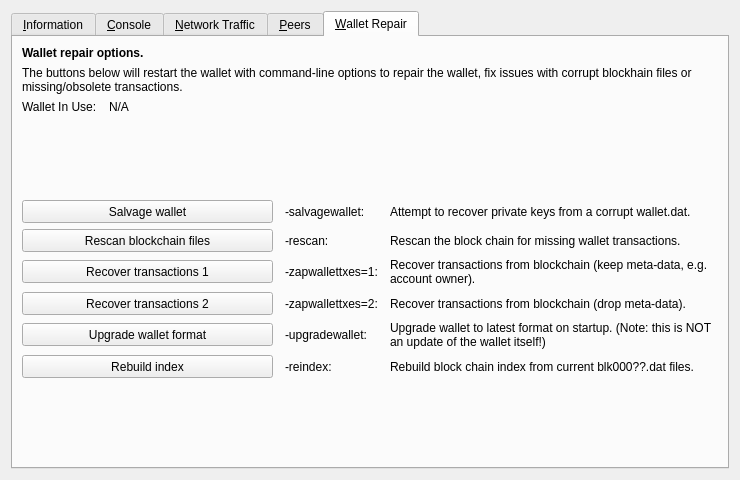
Qt form src/qt/forms/debugwindow.ui (LIMXTEC/BitSend) before a commit.
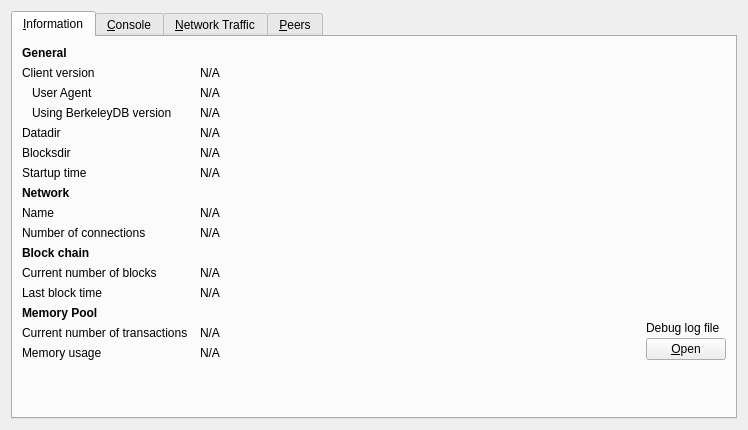
The same form after that commit. The open tabs and pages were chosen to show the change. Icons and pictures are not drawn. Custom widgets are drawn as their Qt base class.

Diff of the .ui file:
```diff
--- a/src/qt/forms/debugwindow.ui
+++ b/src/qt/forms/debugwindow.ui
@@ -127,6 +127,9 @@
          <property name="cursor">
           <cursorShape>IBeamCursor</cursorShape>
          </property>
+         <property name="toolTip">
+          <string>To specify a non-default location of the data directory use the '%1' option.</string>
+         </property>
          <property name="text">
           <string>N/A</string>
          </property>
@@ -142,13 +145,42 @@
         </widget>
        </item>
        <item row="5" column="0">
+        <widget class="QLabel" name="label_11">
+         <property name="text">
+          <string>Blocksdir</string>
+         </property>
+        </widget>
+       </item>
+       <item row="5" column="1" colspan="2">
+        <widget class="QLabel" name="blocksDir">
+         <property name="cursor">
+          <cursorShape>IBeamCursor</cursorShape>
+         </property>
+         <property name="toolTip">
+          <string>To specify a non-default location of the blocks directory use the '%1' option.</string>
+         </property>
+         <property name="text">
+          <string>N/A</string>
+         </property>
+         <property name="textFormat">
+          <enum>Qt::PlainText</enum>
+         </property>
+         <property name="wordWrap">
+          <bool>true</bool>
+         </property>
+         <property name="textInteractionFlags">
+          <set>Qt::LinksAccessibleByMouse|Qt::TextSelectableByKeyboard|Qt::TextSelectableByMouse</set>
+         </property>
+        </widget>
+       </item>
+       <item row="6" column="0">
         <widget class="QLabel" name="label_13">
          <property name="text">
           <string>Startup time</string>
          </property>
         </widget>
        </item>
-       <item row="5" column="1" colspan="2">
+       <item row="6" column="1" colspan="2">
         <widget class="QLabel" name="startupTime">
          <property name="cursor">
           <cursorShape>IBeamCursor</cursorShape>
@@ -164,7 +196,7 @@
          </property>
         </widget>
        </item>
-       <item row="6" column="0">
+       <item row="7" column="0">
            <widget class="QLabel" name="labelNetwork">
                <property name="font">
                    <font>
@@ -177,14 +209,14 @@
                </property>
            </widget>
        </item>
-       <item row="7" column="0">
+       <item row="8" column="0">
         <widget class="QLabel" name="label_8">
          <property name="text">
           <string>Name</string>
          </property>
         </widget>
        </item>
-       <item row="7" column="1" colspan="2">
+       <item row="8" column="1" colspan="2">
         <widget class="QLabel" name="networkName">
          <property name="cursor">
           <cursorShape>IBeamCursor</cursorShape>
@@ -200,14 +232,14 @@
          </property>
         </widget>
        </item>
-       <item row="8" column="0">
+       <item row="9" column="0">
         <widget class="QLabel" name="label_7">
          <property name="text">
           <string>Number of connections</string>
          </property>
         </widget>
        </item>
-       <item row="8" column="1" colspan="2">
+       <item row="9" column="1" colspan="2">
         <widget class="QLabel" name="numberOfConnections">
          <property name="cursor">
           <cursorShape>IBeamCursor</cursorShape>
@@ -223,7 +255,7 @@
          </property>
         </widget>
        </item>
-       <item row="9" column="0">
+       <item row="10" column="0">
         <widget class="QLabel" name="label_10">
          <property name="font">
           <font>
@@ -236,14 +268,14 @@
          </property>
         </widget>
        </item>
-       <item row="10" column="0">
+       <item row="11" column="0">
         <widget class="QLabel" name="label_3">
          <property name="text">
           <string>Current number of blocks</string>
          </property>
         </widget>
        </item>
-       <item row="10" column="1" colspan="2">
+       <item row="11" column="1" colspan="2">
         <widget class="QLabel" name="numberOfBlocks">
          <property name="cursor">
           <cursorShape>IBeamCursor</cursorShape>
@@ -259,14 +291,14 @@
          </property>
         </widget>
        </item>
-       <item row="11" column="0">
+       <item row="12" column="0">
         <widget class="QLabel" name="labelLastBlockTime">
          <property name="text">
           <string>Last block time</string>
          </property>
         </widget>
        </item>
-       <item row="11" column="1" colspan="2">
+       <item row="12" column="1" colspan="2">
         <widget class="QLabel" name="lastBlockTime">
          <property name="cursor">
           <cursorShape>IBeamCursor</cursorShape>
@@ -282,7 +314,7 @@
          </property>
         </widget>
        </item>
-       <item row="12" column="0">
+       <item row="13" column="0">
         <widget class="QLabel" name="labelMempoolTitle">
          <property name="font">
           <font>
@@ -295,14 +327,14 @@
          </property>
         </widget>
        </item>
-       <item row="13" column="0">
+       <item row="14" column="0">
         <widget class="QLabel" name="labelNumberOfTransactions">
          <property name="text">
           <string>Current number of transactions</string>
          </property>
         </widget>
        </item>
-       <item row="13" column="1">
+       <item row="14" column="1">
         <widget class="QLabel" name="mempoolNumberTxs">
          <property name="cursor">
           <cursorShape>IBeamCursor</cursorShape>
@@ -318,14 +350,14 @@
          </property>
         </widget>
        </item>
-       <item row="14" column="0">
+       <item row="15" column="0">
         <widget class="QLabel" name="labelMemoryUsage">
          <property name="text">
           <string>Memory usage</string>
          </property>
         </widget>
        </item>
-       <item row="14" column="1">
+       <item row="15" column="1">
         <widget class="QLabel" name="mempoolSize">
          <property name="cursor">
           <cursorShape>IBeamCursor</cursorShape>
@@ -341,7 +373,7 @@
          </property>
         </widget>
        </item>
-       <item row="12" column="2" rowspan="3">
+       <item row="13" column="2" rowspan="3">
         <layout class="QVBoxLayout" name="verticalLayoutDebugButton">
          <property name="spacing">
           <number>3</number>
@@ -381,7 +413,7 @@
          </item>
         </layout>
        </item>
-       <item row="15" column="0">
+       <item row="16" column="0">
         <spacer name="verticalSpacer">
          <property name="orientation">
           <enum>Qt::Vertical</enum>
@@ -412,6 +444,25 @@
          <property name="spacing">
           <number>4</number>
          </property>
+         <item>
+          <widget class="QLabel" name="WalletSelectorLabel">
+           <property name="text">
+            <string>Wallet: </string>
+           </property>
+          </widget>
+         </item>
+         <item>
+          <widget class="QComboBox" name="WalletSelector">
+           <property name="sizeAdjustPolicy">
+            <enum>QComboBox::AdjustToContents</enum>
+           </property>
+           <item>
+            <property name="text">
+             <string>(none)</string>
+            </property>
+           </item>
+          </widget>
+         </item>
          <item>
           <spacer name="horizontalSpacer">
            <property name="orientation">
@@ -440,7 +491,7 @@
             <string>Decrease font size</string>
            </property>
            <property name="icon">
-            <iconset resource="../bitsend.qrc">
+            <iconset resource="../bitcoin.qrc">
              <normaloff>:/icons/fontsmaller</normaloff>:/icons/fontsmaller</iconset>
            </property>
            <property name="iconSize">
@@ -472,7 +523,7 @@
             <string/>
            </property>
            <property name="icon">
-            <iconset resource="../bitsend.qrc">
+            <iconset resource="../bitcoin.qrc">
              <normaloff>:/icons/fontbigger</normaloff>:/icons/fontbigger</iconset>
            </property>
            <property name="iconSize">
@@ -507,7 +558,7 @@
             <string/>
            </property>
            <property name="icon">
-            <iconset resource="../bitsend.qrc">
+            <iconset resource="../bitcoin.qrc">
              <normaloff>:/icons/remove</normaloff>:/icons/remove</iconset>
            </property>
            <property name="shortcut">
@@ -562,7 +613,7 @@
             <string/>
            </property>
            <property name="icon">
-            <iconset resource="../bitsend.qrc">
+            <iconset resource="../bitcoin.qrc">
              <normaloff>:/icons/prompticon</normaloff>
              <disabledoff>:/icons/prompticon</disabledoff>:/icons/prompticon</iconset>
            </property>
@@ -585,6 +636,9 @@
            <property name="placeholderText">
             <string/>
            </property>
+           <property name="enabled">
+            <bool>false</bool>
+           </property>
           </widget>
          </item>
         </layout>
@@ -645,7 +699,7 @@
            <item>
             <widget class="QPushButton" name="btnClearTrafficGraph">
              <property name="text">
-              <string>&amp;Clear</string>
+              <string>&amp;Reset</string>
              </property>
              <property name="autoDefault">
               <bool>false</bool>
@@ -848,17 +902,31 @@
       <attribute name="title">
        <string>&amp;Peers</string>
       </attribute>
-      <layout class="QGridLayout" name="gridLayout_2">
-       <item row="0" column="0" rowspan="2">
-        <layout class="QVBoxLayout" name="verticalLayout_101">
-         <property name="spacing">
-          <number>0</number>
+      <layout class="QVBoxLayout" name="verticalLayout_6">
+       <item>
+        <widget class="QSplitter" name="splitter">
+         <property name="orientation">
+          <enum>Qt::Horizontal</enum>
          </property>
+         <property name="childrenCollapsible">
+          <bool>false</bool>
+         </property>
+         <widget class="QWidget" name="widget_1" native="true">
+          <property name="sizePolicy">
+           <sizepolicy hsizetype="MinimumExpanding" vsizetype="Preferred">
+            <horstretch>1</horstretch>
+            <verstretch>0</verstretch>
+           </sizepolicy>
+          </property>
+          <property name="minimumSize">
+           <size>
+            <width>400</width>
+            <height>0</height>
+           </size>
+          </property>
+          <layout class="QVBoxLayout" name="verticalLayout_7">
          <item>
           <widget class="QTableView" name="peerWidget">
-           <property name="horizontalScrollBarPolicy">
-            <enum>Qt::ScrollBarAsNeeded</enum>
-           </property>
            <property name="tabKeyNavigation">
             <bool>false</bool>
            </property>
@@ -880,7 +948,7 @@
            </property>
            <property name="minimumSize">
             <size>
-             <width>300</width>
+               <width>0</width>
              <height>32</height>
             </size>
            </property>
@@ -914,15 +982,6 @@
          </item>
          <item>
           <widget class="QTableView" name="banlistWidget">
-           <property name="sizePolicy">
-            <sizepolicy hsizetype="Expanding" vsizetype="Expanding">
-             <horstretch>0</horstretch>
-             <verstretch>0</verstretch>
-            </sizepolicy>
-           </property>
-           <property name="horizontalScrollBarPolicy">
-            <enum>Qt::ScrollBarAsNeeded</enum>
-           </property>
            <property name="tabKeyNavigation">
             <bool>false</bool>
            </property>
@@ -935,8 +994,22 @@
           </widget>
          </item>
         </layout>
-       </item>
-       <item row="0" column="1">
+         </widget>
+         <widget class="QWidget" name="widget_2" native="true">
+          <property name="sizePolicy">
+           <sizepolicy hsizetype="Minimum" vsizetype="Preferred">
+            <horstretch>0</horstretch>
+            <verstretch>0</verstretch>
+           </sizepolicy>
+          </property>
+          <property name="minimumSize">
+           <size>
+            <width>300</width>
+            <height>0</height>
+           </size>
+          </property>
+          <layout class="QVBoxLayout" name="verticalLayout_8">
+           <item>
         <widget class="QLabel" name="peerHeading">
          <property name="sizePolicy">
           <sizepolicy hsizetype="Preferred" vsizetype="Minimum">
@@ -946,7 +1019,7 @@
          </property>
          <property name="minimumSize">
           <size>
-           <width>300</width>
+               <width>0</width>
            <height>32</height>
           </size>
          </property>
@@ -972,15 +1045,27 @@
          </property>
         </widget>
        </item>
-       <item row="1" column="1">
-        <widget class="QWidget" name="detailWidget" native="true">
+           <item>
+            <widget class="QScrollArea" name="scrollArea">
+             <property name="widgetResizable">
+              <bool>true</bool>
+             </property>
+             <widget class="QWidget" name="detailWidget">
+              <property name="geometry">
+               <rect>
+                <x>0</x>
+                <y>0</y>
+                <width>300</width>
+                <height>426</height>
+               </rect>
+              </property>
          <property name="minimumSize">
           <size>
            <width>300</width>
            <height>0</height>
           </size>
          </property>
-         <layout class="QGridLayout" name="gridLayout_3">
+              <layout class="QGridLayout" name="gridLayout_2" columnstretch="0,1">
           <item row="0" column="0">
            <widget class="QLabel" name="label_30">
             <property name="text">
@@ -988,7 +1073,7 @@
             </property>
            </widget>
           </item>
-          <item row="0" column="2">
+               <item row="0" column="1">
            <widget class="QLabel" name="peerWhitelisted">
             <property name="cursor">
              <cursorShape>IBeamCursor</cursorShape>
@@ -1011,7 +1096,7 @@
             </property>
            </widget>
           </item>
-          <item row="1" column="2">
+               <item row="1" column="1">
            <widget class="QLabel" name="peerDirection">
             <property name="cursor">
              <cursorShape>IBeamCursor</cursorShape>
@@ -1034,7 +1119,7 @@
             </property>
            </widget>
           </item>
-          <item row="2" column="2">
+               <item row="2" column="1">
            <widget class="QLabel" name="peerVersion">
             <property name="cursor">
              <cursorShape>IBeamCursor</cursorShape>
@@ -1057,7 +1142,7 @@
             </property>
            </widget>
           </item>
-          <item row="3" column="2">
+               <item row="3" column="1">
            <widget class="QLabel" name="peerSubversion">
             <property name="cursor">
              <cursorShape>IBeamCursor</cursorShape>
@@ -1080,7 +1165,7 @@
             </property>
            </widget>
           </item>
-          <item row="4" column="2">
+               <item row="4" column="1">
            <widget class="QLabel" name="peerServices">
             <property name="cursor">
              <cursorShape>IBeamCursor</cursorShape>
@@ -1103,7 +1188,7 @@
             </property>
            </widget>
           </item>
-          <item row="5" column="2">
+               <item row="5" column="1">
            <widget class="QLabel" name="peerHeight">
             <property name="cursor">
              <cursorShape>IBeamCursor</cursorShape>
@@ -1126,7 +1211,7 @@
             </property>
            </widget>
           </item>
-          <item row="6" column="2">
+               <item row="6" column="1">
            <widget class="QLabel" name="peerSyncHeight">
             <property name="cursor">
              <cursorShape>IBeamCursor</cursorShape>
@@ -1149,7 +1234,7 @@
             </property>
            </widget>
           </item>
-          <item row="7" column="2">
+               <item row="7" column="1">
            <widget class="QLabel" name="peerCommonHeight">
             <property name="cursor">
              <cursorShape>IBeamCursor</cursorShape>
@@ -1172,7 +1257,7 @@
             </property>
            </widget>
           </item>
-          <item row="8" column="2">
+               <item row="8" column="1">
            <widget class="QLabel" name="peerBanScore">
             <property name="cursor">
              <cursorShape>IBeamCursor</cursorShape>
@@ -1195,7 +1280,7 @@
             </property>
            </widget>
           </item>
-          <item row="9" column="2">
+               <item row="9" column="1">
            <widget class="QLabel" name="peerConnTime">
             <property name="cursor">
              <cursorShape>IBeamCursor</cursorShape>
@@ -1218,7 +1303,7 @@
             </property>
            </widget>
           </item>
-          <item row="10" column="2">
+               <item row="10" column="1">
            <widget class="QLabel" name="peerLastSend">
             <property name="cursor">
              <cursorShape>IBeamCursor</cursorShape>
@@ -1241,7 +1326,7 @@
             </property>
            </widget>
           </item>
-          <item row="11" column="2">
+               <item row="11" column="1">
            <widget class="QLabel" name="peerLastRecv">
             <property name="cursor">
              <cursorShape>IBeamCursor</cursorShape>
@@ -1264,7 +1349,7 @@
             </property>
            </widget>
           </item>
-          <item row="12" column="2">
+               <item row="12" column="1">
            <widget class="QLabel" name="peerBytesSent">
             <property name="cursor">
              <cursorShape>IBeamCursor</cursorShape>
@@ -1287,7 +1372,7 @@
             </property>
            </widget>
           </item>
-          <item row="13" column="2">
+               <item row="13" column="1">
            <widget class="QLabel" name="peerBytesRecv">
             <property name="cursor">
              <cursorShape>IBeamCursor</cursorShape>
@@ -1310,7 +1395,7 @@
             </property>
            </widget>
           </item>
-          <item row="14" column="2">
+               <item row="14" column="1">
            <widget class="QLabel" name="peerPingTime">
             <property name="cursor">
              <cursorShape>IBeamCursor</cursorShape>
@@ -1336,7 +1421,7 @@
             </property>
            </widget>
           </item>
-          <item row="15" column="2">
+               <item row="15" column="1">
            <widget class="QLabel" name="peerPingWait">
             <property name="cursor">
              <cursorShape>IBeamCursor</cursorShape>
@@ -1359,7 +1444,7 @@
             </property>
            </widget>
           </item>
-          <item row="16" column="2">
+               <item row="16" column="1">
            <widget class="QLabel" name="peerMinPing">
             <property name="cursor">
              <cursorShape>IBeamCursor</cursorShape>
@@ -1382,7 +1467,7 @@
             </property>
            </widget>
           </item>
-          <item row="17" column="2">
+               <item row="17" column="1">
            <widget class="QLabel" name="timeoffset">
             <property name="cursor">
              <cursorShape>IBeamCursor</cursorShape>
@@ -1398,290 +1483,14 @@
             </property>
            </widget>
           </item>
-          <item row="18" column="1">
-           <spacer name="verticalSpacer_3">
-            <property name="orientation">
-             <enum>Qt::Vertical</enum>
-            </property>
-            <property name="sizeHint" stdset="0">
-             <size>
-              <width>20</width>
-              <height>40</height>
-             </size>
-            </property>
-           </spacer>
-          </item>
-         </layout>
-        </widget>
+              </layout>
+             </widget>
+            </widget>
        </item>
       </layout>
      </widget>
-     <widget class="QWidget" name="tab_repair">
-      <attribute name="title">
-       <string>&amp;Wallet Repair</string>
-      </attribute>
-      <layout class="QGridLayout" name="gridLayout_4" columnstretch="0,1,0,2">
-       <property name="horizontalSpacing">
-        <number>12</number>
-       </property>
-       <item row="0" column="0" colspan="4">
-        <widget class="QLabel" name="label_repair_header">
-         <property name="font">
-          <font>
-           <weight>75</weight>
-           <bold>true</bold>
-          </font>
-         </property>
-         <property name="text">
-          <string>Wallet repair options.</string>
-         </property>
         </widget>
        </item>
-       <item row="1" column="0" colspan="4">
-        <widget class="QLabel" name="label_repair_helptext">
-         <property name="font">
-          <font>
-           <weight>50</weight>
-           <bold>false</bold>
-          </font>
-         </property>
-         <property name="text">
-          <string>The buttons below will restart the wallet with command-line options to repair the wallet, fix issues with corrupt blockhain files or missing/obsolete transactions.</string>
-         </property>
-         <property name="wordWrap">
-          <bool>true</bool>
-         </property>
-        </widget>
-       </item>
-       <item row="2" column="0">
-        <widget class="QLabel" name="wallet_path_label">
-         <property name="text">
-          <string>Wallet In Use:</string>
-         </property>
-        </widget>
-       </item>
-       <item row="2" column="1" colspan="3">
-        <widget class="QLabel" name="wallet_path">
-         <property name="cursor">
-          <cursorShape>IBeamCursor</cursorShape>
-         </property>
-         <property name="text">
-          <string>N/A</string>
-         </property>
-         <property name="textFormat">
-          <enum>Qt::PlainText</enum>
-         </property>
-         <property name="textInteractionFlags">
-          <set>Qt::LinksAccessibleByMouse|Qt::TextSelectableByKeyboard|Qt::TextSelectableByMouse</set>
-         </property>
-        </widget>
-       </item>
-       <item row="3" column="0">
-        <spacer name="verticalSpacer_repair1">
-         <property name="orientation">
-          <enum>Qt::Vertical</enum>
-         </property>
-         <property name="sizeHint" stdset="0">
-          <size>
-           <width>10</width>
-           <height>10</height>
-          </size>
-         </property>
-        </spacer>
-       </item>
-       <item row="4" column="0" colspan="2">
-        <widget class="QPushButton" name="btn_salvagewallet">
-         <property name="minimumSize">
-          <size>
-           <width>100</width>
-           <height>23</height>
-          </size>
-         </property>
-         <property name="text">
-          <string>Salvage wallet</string>
-         </property>
-        </widget>
-       </item>
-       <item row="4" column="2">
-        <widget class="QLabel" name="label_repair_salvage_command">
-         <property name="text">
-          <string notr="true">-salvagewallet:</string>
-         </property>
-        </widget>
-       </item>
-       <item row="4" column="3">
-        <widget class="QLabel" name="label_repair_salvage">
-         <property name="text">
-          <string>Attempt to recover private keys from a corrupt wallet.dat.</string>
-         </property>
-         <property name="wordWrap">
-          <bool>true</bool>
-         </property>
-        </widget>
-       </item>
-       <item row="5" column="0" colspan="2">
-        <widget class="QPushButton" name="btn_rescan">
-         <property name="minimumSize">
-          <size>
-           <width>100</width>
-           <height>23</height>
-          </size>
-         </property>
-         <property name="text">
-          <string>Rescan blockchain files</string>
-         </property>
-        </widget>
-       </item>
-       <item row="5" column="2">
-        <widget class="QLabel" name="label_repair_rescan_command">
-         <property name="text">
-          <string notr="true">-rescan:</string>
-         </property>
-        </widget>
-       </item>
-       <item row="5" column="3">
-        <widget class="QLabel" name="label_repair_rescan">
-         <property name="text">
-          <string>Rescan the block chain for missing wallet transactions.</string>
-         </property>
-         <property name="wordWrap">
-          <bool>true</bool>
-         </property>
-        </widget>
-       </item>
-       <item row="6" column="0" colspan="2">
-        <widget class="QPushButton" name="btn_zapwallettxes1">
-         <property name="minimumSize">
-          <size>
-           <width>100</width>
-           <height>23</height>
-          </size>
-         </property>
-         <property name="text">
-          <string>Recover transactions 1</string>
-         </property>
-        </widget>
-       </item>
-       <item row="6" column="2">
-        <widget class="QLabel" name="label_repair_zap1_command">
-         <property name="text">
-          <string notr="true">-zapwallettxes=1:</string>
-         </property>
-        </widget>
-       </item>
-       <item row="6" column="3">
-        <widget class="QLabel" name="label_repair_zap1">
-         <property name="text">
-          <string>Recover transactions from blockchain (keep meta-data, e.g. account owner).</string>
-         </property>
-         <property name="wordWrap">
-          <bool>true</bool>
-         </property>
-        </widget>
-       </item>
-       <item row="7" column="0" colspan="2">
-        <widget class="QPushButton" name="btn_zapwallettxes2">
-         <property name="minimumSize">
-          <size>
-           <width>100</width>
-           <height>23</height>
-          </size>
-         </property>
-         <property name="text">
-          <string>Recover transactions 2</string>
-         </property>
-        </widget>
-       </item>
-       <item row="7" column="2">
-        <widget class="QLabel" name="label_repair_zap2_command">
-         <property name="text">
-          <string notr="true">-zapwallettxes=2:</string>
-         </property>
-        </widget>
-       </item>
-       <item row="7" column="3">
-        <widget class="QLabel" name="label_repair_zap2">
-         <property name="text">
-          <string>Recover transactions from blockchain (drop meta-data).</string>
-         </property>
-         <property name="wordWrap">
-          <bool>true</bool>
-         </property>
-        </widget>
-       </item>
-       <item row="8" column="0" colspan="2">
-        <widget class="QPushButton" name="btn_upgradewallet">
-         <property name="minimumSize">
-          <size>
-           <width>100</width>
-           <height>23</height>
-          </size>
-         </property>
-         <property name="text">
-          <string>Upgrade wallet format</string>
-         </property>
-        </widget>
-       </item>
-       <item row="8" column="2">
-        <widget class="QLabel" name="label_repair_upgrade_command">
-         <property name="text">
-          <string notr="true">-upgradewallet:</string>
-         </property>
-        </widget>
-       </item>
-       <item row="8" column="3">
-        <widget class="QLabel" name="label_repair_upgrade">
-         <property name="text">
-          <string>Upgrade wallet to latest format on startup. (Note: this is NOT an update of the wallet itself!)</string>
-         </property>
-         <property name="wordWrap">
-          <bool>true</bool>
-         </property>
-        </widget>
-       </item>
-       <item row="9" column="0" colspan="2">
-        <widget class="QPushButton" name="btn_reindex">
-         <property name="minimumSize">
-          <size>
-           <width>100</width>
-           <height>23</height>
-          </size>
-         </property>
-         <property name="text">
-          <string>Rebuild index</string>
-         </property>
-        </widget>
-       </item>
-       <item row="9" column="2">
-        <widget class="QLabel" name="label_repair_reindex_command">
-         <property name="text">
-          <string notr="true">-reindex:</string>
-         </property>
-        </widget>
-       </item>
-       <item row="9" column="3">
-        <widget class="QLabel" name="label_repair_reindex">
-         <property name="text">
-          <string>Rebuild block chain index from current blk000??.dat files.</string>
-         </property>
-         <property name="wordWrap">
-          <bool>true</bool>
-         </property>
-        </widget>
-       </item>
-       <item row="10" column="0">
-        <spacer name="verticalSpacer_repair2">
-         <property name="orientation">
-          <enum>Qt::Vertical</enum>
-         </property>
-         <property name="sizeHint" stdset="0">
-          <size>
-           <width>20</width>
-           <height>10</height>
-          </size>
-         </property>
-        </spacer>
-       </item>
       </layout>
      </widget>
 	</widget>
```
Left out of the diff: 4 changed lines with no effect on the pictures. Lines whose indentation alone changed are shown as unchanged.
